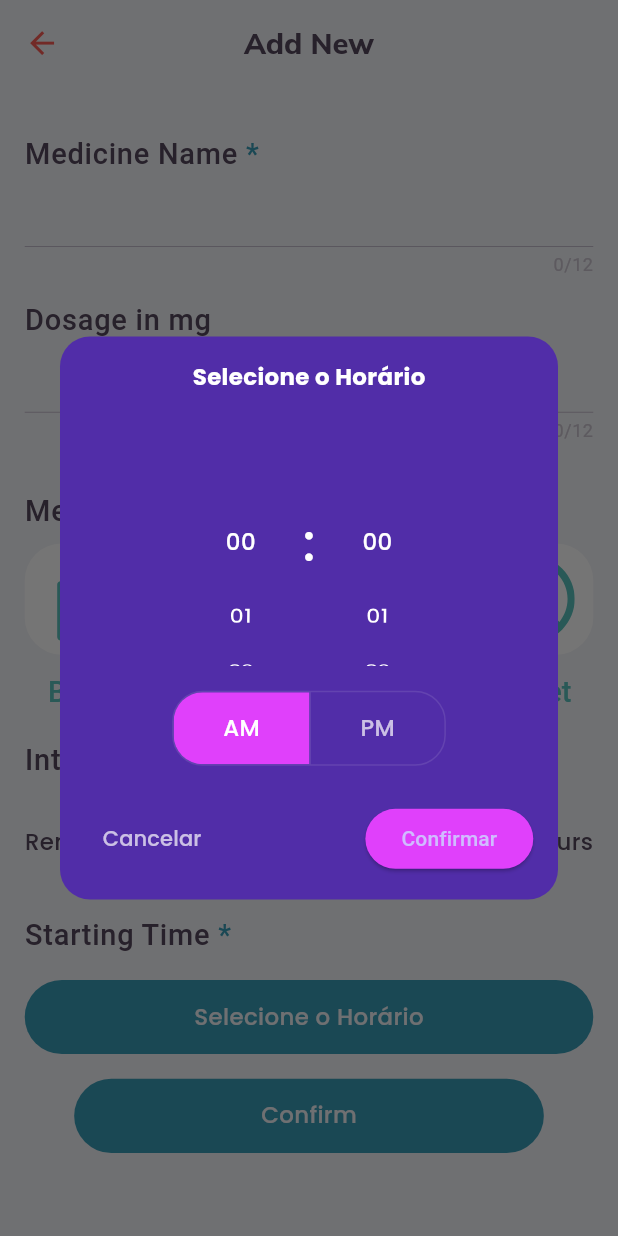
After one commit to thiago082882/Medicine, a Flutter app: the NewEntryPage screen opened directly, after a tap on "Selecione o Horário", on a phone screen of 412 x 824 dp. The commit adds this screen. Run offline on Flutter 3.47's test engine with Material 3 defaults, Android fonts, the phone set to English and light mode, and no system bars; our stand-ins replace flare_flutter, flutter_local_notifications, flutter_svg, google_fonts, rxdart, shared_preferences and 2 more; accounts and stored records are empty.

Commit message:
projeto finalizado

```diff
--- /dev/null
+++ b/medicine/lib/custom_time_picker_dialog.dart
@@ -0,0 +1,173 @@
+import 'package:flutter/material.dart';
+import 'package:google_fonts/google_fonts.dart';
+import 'package:sizer/sizer.dart';
+
+class CustomTimePickerDialog extends StatefulWidget {
+  final Function(TimeOfDay) onTimeSelected;
+
+  const CustomTimePickerDialog({Key? key, required this.onTimeSelected})
+      : super(key: key);
+
+  @override
+  _CustomTimePickerDialogState createState() => _CustomTimePickerDialogState();
+}
+
+class _CustomTimePickerDialogState extends State<CustomTimePickerDialog> {
+  int selectedHour = 0;
+  int selectedMinute = 0;
+  bool isAm = true;
+
+  @override
+  Widget build(BuildContext context) {
+    return Dialog(
+      shape: RoundedRectangleBorder(
+        borderRadius: BorderRadius.circular(20),
+      ),
+      backgroundColor: Colors.deepPurple[700],
+      child: Padding(
+        padding: EdgeInsets.all(4.w),
+        child: Column(
+          mainAxisSize: MainAxisSize.min,
+          children: [
+            // Header
+            Text(
+              'Selecione o Horário',
+              style: GoogleFonts.poppins(
+                fontSize: 16.sp,
+                color: Colors.white,
+                fontWeight: FontWeight.bold,
+              ),
+            ),
+            SizedBox(height: 2.h),
+
+            // Time Selection (Hours and Minutes)
+            Row(
+              mainAxisAlignment: MainAxisAlignment.center,
+              children: [
+                // Hours
+                _buildTimeSelector(
+                  value: selectedHour,
+                  max: 12,
+                  onChanged: (value) {
+                    setState(() {
+                      selectedHour = value;
+                    });
+                  },
+                ),
+                Text(
+                  ':',
+                  style: TextStyle(
+                    fontSize: 24.sp,
+                    color: Colors.white,
+                  ),
+                ),
+                // Minutes
+                _buildTimeSelector(
+                  value: selectedMinute,
+                  max: 59,
+                  onChanged: (value) {
+                    setState(() {
+                      selectedMinute = value;
+                    });
+                  },
+                ),
+              ],
+            ),
+            SizedBox(height: 2.h),
+
+            // AM/PM Selection
+            ToggleButtons(
+              isSelected: [isAm, !isAm],
+              onPressed: (index) {
+                setState(() {
+                  isAm = index == 0;
+                });
+              },
+              borderRadius: BorderRadius.circular(20),
+              color: Colors.white70,
+              selectedColor: Colors.white,
+              fillColor: Colors.purpleAccent,
+              children: [
+                Padding(
+                  padding: EdgeInsets.symmetric(horizontal: 8.w, vertical: 1.h),
+                  child: Text('AM'),
+                ),
+                Padding(
+                  padding: EdgeInsets.symmetric(horizontal: 8.w, vertical: 1.h),
+                  child: Text('PM'),
+                ),
+              ],
+            ),
+            SizedBox(height: 3.h),
+
+            // Buttons (Cancel/Confirm)
+            Row(
+              mainAxisAlignment: MainAxisAlignment.spaceBetween,
+              children: [
+                TextButton(
+                  onPressed: () {
+                    Navigator.pop(context);
+                  },
+                  child: Text(
+                    'Cancelar',
+                    style: GoogleFonts.poppins(color: Colors.white70),
+                  ),
+                ),
+                ElevatedButton(
+                  style: ElevatedButton.styleFrom(
+                    backgroundColor: Colors.purpleAccent,
+                    shape: RoundedRectangleBorder(
+                      borderRadius: BorderRadius.circular(20),
+                    ),
+                  ),
+                  onPressed: () {
+                    final selectedTime = TimeOfDay(
+                      hour: isAm
+                          ? selectedHour
+                          : (selectedHour % 12) + 12, // Converte para 24h
+                      minute: selectedMinute,
+                    );
+                    widget.onTimeSelected(selectedTime);
+                    Navigator.pop(context);
+                  },
+                  child: Text('Confirmar'),
+                ),
+              ],
+            ),
+          ],
+        ),
+      ),
+    );
+  }
+
+  Widget _buildTimeSelector({
+    required int value,
+    required int max,
+    required Function(int) onChanged,
+  }) {
+    return SizedBox(
+      height: 20.h,
+      width: 20.w,
+      child: ListWheelScrollView.useDelegate(
+        physics: const FixedExtentScrollPhysics(),
+        itemExtent: 50,
+        onSelectedItemChanged: onChanged,
+        perspective: 0.005,
+        childDelegate: ListWheelChildBuilderDelegate(
+          builder: (context, index) {
+            return Center(
+              child: Text(
+                index.toString().padLeft(2, '0'),
+                style: GoogleFonts.poppins(
+                  fontSize: 16.sp,
+                  color: Colors.white,
+                ),
+              ),
+            );
+          },
+          childCount: max + 1,
+        ),
+      ),
+    );
+  }
+}
--- a/medicine/lib/pages/new_entry/new_entry_page.dart
+++ b/medicine/lib/pages/new_entry/new_entry_page.dart
@@ -5,6 +5,7 @@ import 'package:flutter_local_notifications/flutter_local_notifications.dart';
 import 'package:flutter_svg/flutter_svg.dart';
 import 'package:medicine/common/convert_time.dart';
 import 'package:medicine/constants.dart';
+import 'package:medicine/custom_time_picker_dialog.dart';
 import 'package:medicine/global_bloc.dart';
 import 'package:medicine/models/errors.dart';
 import 'package:medicine/models/medicine.dart';
@@ -13,7 +14,7 @@ import 'package:medicine/pages/success_screen/success_screen.dart';
 import 'package:provider/provider.dart';
 import 'package:sizer/sizer.dart';
 import 'package:timezone/timezone.dart' as tz;
-
+import 'package:flutter/services.dart';
 import '../../models/medicine_type.dart';
 import 'new_entry_bloc.dart';
 
@@ -30,7 +31,6 @@ class _NewEntryPageState extends State<NewEntryPage> {
   late FlutterLocalNotificationsPlugin flutterLocalNotificationsPlugin;
   late NewEntryBloc _newEntryBloc;
   late GlobalKey<ScaffoldState> _scaffoldKey;
-
 
   @override
   void dispose() {
@@ -52,19 +52,18 @@ class _NewEntryPageState extends State<NewEntryPage> {
     initializeErrorListen();
   }
 
-
-
   @override
   Widget build(BuildContext context) {
     final GlobalBloc globalBloc = Provider.of<GlobalBloc>(context);
     return Scaffold(
       key: _scaffoldKey,
-      resizeToAvoidBottomInset: false,
+      resizeToAvoidBottomInset: true,
       appBar: AppBar(
         title: const Text("Add New"),
       ),
       body: Provider<NewEntryBloc>.value(
         value: _newEntryBloc,
+        child: SingleChildScrollView(
           child: Padding(
             padding: EdgeInsets.all(2.h),
             child: Column(
@@ -81,11 +80,11 @@ class _NewEntryPageState extends State<NewEntryPage> {
     decoration: const InputDecoration(
       border: UnderlineInputBorder(),
     ),
-                style: Theme
-                    .of(context)
+    style: Theme.of(context)
         .textTheme
-                    .titleMedium!
+        .bodyMedium!
         .copyWith(color: kOtherColor),
+    cursorColor: kOtherColor, // Definindo a cor do cursor como azul
   ),
   const PanelTitle(
     title: "Dosage in mg",
@@ -99,11 +98,14 @@ class _NewEntryPageState extends State<NewEntryPage> {
     decoration: const InputDecoration(
       border: UnderlineInputBorder(),
     ),
-                style: Theme
-                    .of(context)
+    style: Theme.of(context)
         .textTheme
-                    .titleMedium!
+        .bodyMedium!
         .copyWith(color: kOtherColor),
+    cursorColor: kOtherColor, // Definindo a cor do cursor como azul
+    inputFormatters: [
+      FilteringTextInputFormatter.digitsOnly, // Permite apenas números
+    ],
   ),
                 SizedBox(
                   height: 2.h,
@@ -175,23 +177,16 @@ class _NewEntryPageState extends State<NewEntryPage> {
                       child: Center(
                         child: Text(
                           'Confirm',
-                        style: Theme
-                            .of(context)
-                            .textTheme
-                            .bodyMedium!
-                            .copyWith(
+                          style:
+                              Theme.of(context).textTheme.bodyMedium!.copyWith(
                                     color: kScaffoldColor,
                                   ),
                         ),
                       ),
                       onPressed: () {
-                      //add medicine
-                      //some validations
-                      //go to success screen
                         String? medicineName;
                         int? dosage;
 
-                      //medicineName
                         if (nameController.text == "") {
                           _newEntryBloc.submitError(EntryError.nameNull);
                           return;
@@ -199,23 +194,26 @@ class _NewEntryPageState extends State<NewEntryPage> {
                         if (nameController.text != "") {
                           medicineName = nameController.text;
                         }
-                      //dosage
+
                         if (dosageController.text == "") {
                           dosage = 0;
                         }
                         if (dosageController.text != "") {
                           dosage = int.parse(dosageController.text);
                         }
+
                         for (var medicine in globalBloc.medicineList$!.value) {
                           if (medicineName == medicine.medicineName) {
                             _newEntryBloc.submitError(EntryError.nameDuplicate);
                             return;
                           }
                         }
+
                         if (_newEntryBloc.selectIntervals!.value == 0) {
                           _newEntryBloc.submitError(EntryError.interval);
                           return;
                         }
+
                         if (_newEntryBloc.selectedTimeOfDay$!.value == 'None') {
                           _newEntryBloc.submitError(EntryError.startTime);
                           return;
@@ -243,10 +241,8 @@ class _NewEntryPageState extends State<NewEntryPage> {
                             interval: interval,
                             startTime: startTime);
 
-                      //update medicine list via global bloc
                         globalBloc.updateMedicineList(newEntryMedicine);
 
-                      //schedule notification
                         scheduleNotification(newEntryMedicine);
 
                         Navigator.push(
@@ -261,6 +257,7 @@ class _NewEntryPageState extends State<NewEntryPage> {
             ),
           ),
         ),
+      ),
     );
   }
 
@@ -270,7 +267,6 @@ class _NewEntryPageState extends State<NewEntryPage> {
         case EntryError.nameNull:
           displayError("Please enter the medicine's name");
           break;
-
         case EntryError.nameDuplicate:
           displayError("Medicine name already exists");
           break;
@@ -309,7 +305,7 @@ class _NewEntryPageState extends State<NewEntryPage> {
 
   initializeNotifications() async {
     var initializationSettingsAndroid =
-    const AndroidInitializationSettings('@mipmap/launcher_icon');
+        const AndroidInitializationSettings('@mipmap/ic_launcher');
 
     var initializationSettingsIOS = const DarwinInitializationSettings();
     var initializationSettings = InitializationSettings(
@@ -327,6 +323,7 @@ class _NewEntryPageState extends State<NewEntryPage> {
   }
 
 Future<void> scheduleNotification(Medicine medicine) async {
+  // Configurações específicas para Android
   var androidPlatformChannelSpecifics = const AndroidNotificationDetails(
     'repeatDailyAtTime channel id',
     'repeatDailyAtTime channel name',
@@ -337,48 +334,59 @@ class _NewEntryPageState extends State<NewEntryPage> {
     enableLights: true,
   );
 
+  // Configurações específicas para iOS
   var iOSPlatformChannelSpecifics = const DarwinNotificationDetails();
 
+  // Configurações gerais
   var platformChannelSpecifics = NotificationDetails(
     android: androidPlatformChannelSpecifics,
     iOS: iOSPlatformChannelSpecifics,
   );
 
-    var hour = int.parse(medicine.startTime![0] + medicine.startTime![1]);
-    var minute = int.parse(medicine.startTime![2] + medicine.startTime![3]);
-    var ogValue = hour;
+  // Validação e conversão segura do horário inicial
+  if (medicine.startTime == null || medicine.startTime!.length < 4) {
+    print("Erro: startTime está vazio ou no formato inválido.");
+    return;
+  }
 
+  try {
+    // Extraindo hora e minuto do formato "HHmm"
+    int hour = int.parse(medicine.startTime!.substring(0, 2));
+    int minute = int.parse(medicine.startTime!.substring(2, 4));
+    int ogValue = hour;
+
+    // Agendamento para os horários baseados no intervalo
     for (int i = 0; i < (24 / medicine.interval!).floor(); i++) {
+      // Calcula a hora correta no ciclo
       if (hour + (medicine.interval! * i) > 23) {
         hour = hour + (medicine.interval! * i) - 24;
       } else {
         hour = hour + (medicine.interval! * i);
       }
 
-      final scheduledDate = tz.TZDateTime.now(tz.local)
-          .add(Duration(hours: hour - DateTime.now().hour, minutes: minute - DateTime.now().minute));
+      // Cria a data agendada baseada no fuso horário local
+      final scheduledDate = tz.TZDateTime.now(tz.local).add(Duration(
+        hours: hour - DateTime.now().hour,
+        minutes: minute - DateTime.now().minute,
+      ));
 
+      // Agendamento da notificação
       flutterLocalNotificationsPlugin.zonedSchedule(
-        0,
-        'Title',
-        'Body',
+        i, // ID único para cada notificação
+        'Lembrete de Medicamento',
+        '${medicine.medicineName} está programado para este horário.',
         scheduledDate,
-        const NotificationDetails(
-          android: AndroidNotificationDetails(
-            'your_channel_id',
-            'your_channel_name',
-            channelDescription: 'your_channel_description',
-            importance: Importance.high,
-            priority: Priority.high,
-          ),
-        ),
+        platformChannelSpecifics,
         androidScheduleMode: AndroidScheduleMode.inexact,
-        uiLocalNotificationDateInterpretation: UILocalNotificationDateInterpretation.wallClockTime, // Add this line
+        uiLocalNotificationDateInterpretation:
+            UILocalNotificationDateInterpretation.wallClockTime,
       );
 
-
-
+      // Restaura o valor original da hora
       hour = ogValue;
+    }
+  } catch (e) {
+    print("Erro ao agendar notificações: ${e.toString()}");
   }
 }
 
@@ -390,7 +398,7 @@ class SelectTime extends StatefulWidget {
   @override
   State<SelectTime> createState() => _SelectTimeState();
 }
-
+/*
 class _SelectTimeState extends State<SelectTime> {
   TimeOfDay _time = const TimeOfDay(hour: 0, minute: 00);
   bool _clicked = false;
@@ -432,6 +440,53 @@ class _SelectTimeState extends State<SelectTime> {
               _clicked == false
                   ? "Select Time"
                   : "${convertTime(_time.hour.toString())}:${convertTime(_time.minute.toString())}",
+              style: Theme.of(context)
+                  .textTheme
+                  .bodyMedium!
+                  .copyWith(color: kScaffoldColor),
+            ),
+          ),
+        ),
+      ),
+    );
+  }
+}
+
+*/
+
+class _SelectTimeState extends State<SelectTime> {
+  TimeOfDay? selectedTime;
+
+  @override
+  Widget build(BuildContext context) {
+    return SizedBox(
+      height: 8.h,
+      child: Padding(
+        padding: EdgeInsets.only(top: 2.h),
+        child: TextButton(
+          style: TextButton.styleFrom(
+            backgroundColor: kPrimaryColor,
+            shape: const StadiumBorder(),
+          ),
+          onPressed: () async {
+            showDialog(
+              context: context,
+              builder: (context) {
+                return CustomTimePickerDialog(
+                  onTimeSelected: (time) {
+                    setState(() {
+                      selectedTime = time;
+                    });
+                  },
+                );
+              },
+            );
+          },
+          child: Center(
+            child: Text(
+              selectedTime == null
+                  ? "Selecione o Horário"
+                  : "${selectedTime!.hour.toString().padLeft(2, '0')}:${selectedTime!.minute.toString().padLeft(2, '0')}",
               style: Theme.of(context)
                   .textTheme
                   .bodyMedium!
```
Also changed, not shown: medicine/lib/main.dart (+16 -0 lines), medicine/lib/pages/home_page.dart (+4 -4 lines), medicine/lib/pages/medicine_details/medicine_details.dart (+16 -13 lines), 1 other file. Lines whose indentation alone changed are shown as unchanged.
